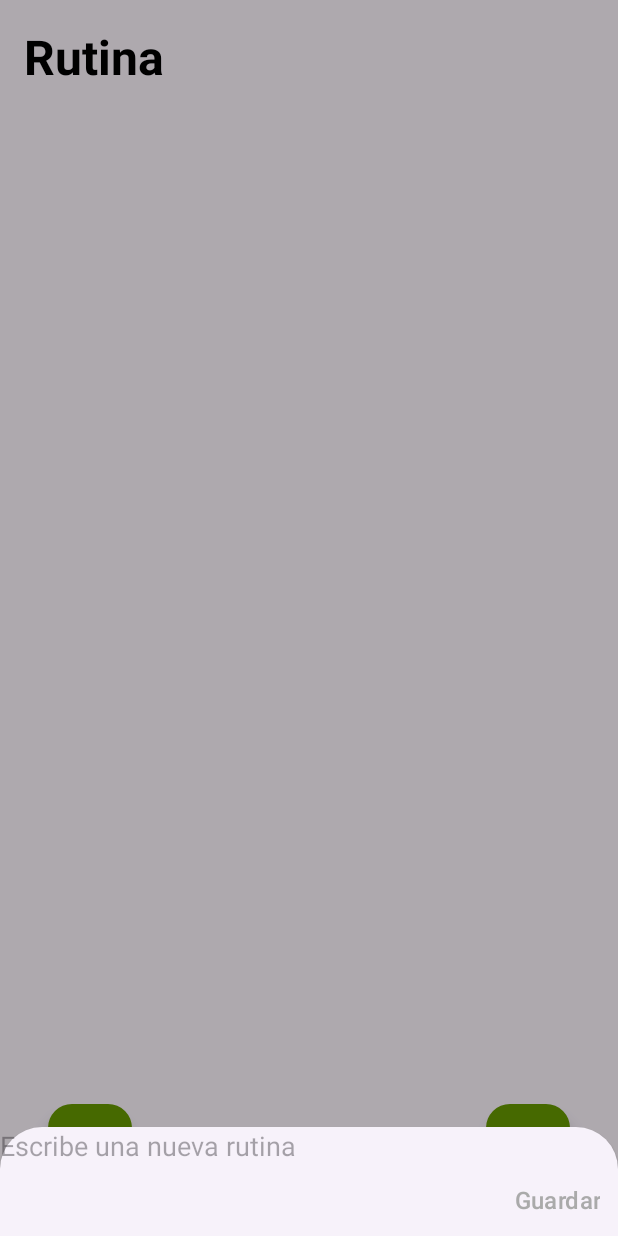
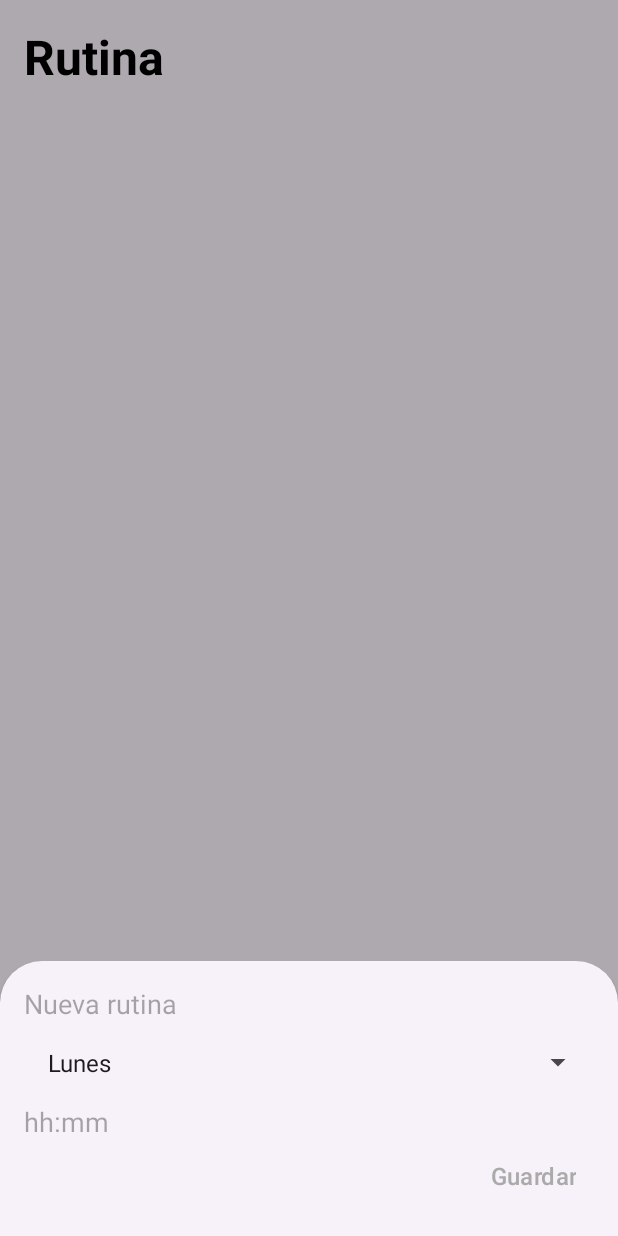
Before and after one commit to AntobioNallez/AplicacionRutinas2, an Android app: the screen it shows after launch (MainActivity), after a tap on an icon or button, on a phone screen of 412 x 824 dp. Run offline under Robolectric (Android 15) with nearby library versions, the phone set to English and light mode, and no system bars; 1 statement that could not run was skipped.

Commit message:
Adicion de hora
Se ha añadido la posibilidad de poner una hora y un dia de la semana esto servira para después establecer las alarmas

```diff
--- a/app/src/main/java/com/example/aplicacionrutinas/BaseDeDatos/BaseDeDatosHandler.java
+++ b/app/src/main/java/com/example/aplicacionrutinas/BaseDeDatos/BaseDeDatosHandler.java
@@ -6,10 +6,13 @@ import android.content.Context;
 import android.database.Cursor;
 import android.database.sqlite.SQLiteDatabase;
 import android.database.sqlite.SQLiteOpenHelper;
+import android.widget.Toast;
 
+import com.example.aplicacionrutinas.AddRutina;
 import com.example.aplicacionrutinas.Modelo.Rutina;
 
 import java.util.ArrayList;
+import java.util.Calendar;
 import java.util.List;
 
 public class BaseDeDatosHandler extends SQLiteOpenHelper {
@@ -51,6 +54,7 @@ public class BaseDeDatosHandler extends SQLiteOpenHelper {
 
     /**
      * Inserta una nueva rutina
+     *
      * @param rutina Rutina nueva a ingresar
      */
     public void insertarRutina(Rutina rutina) {
@@ -64,15 +68,14 @@ public class BaseDeDatosHandler extends SQLiteOpenHelper {
 
     /**
      * Devuelve todas las rutinas
+     *
      * @return List que contiene todas las rutinas
      */
     @SuppressLint("Range")
     public List<Rutina> obtenerRutinas() {
         List<Rutina> rutinas = new ArrayList<>();
-        Cursor cursor = null;
 
-        try {
-            cursor = db.query(RUTINAS_TABLE, null, null, null, null, null, null);
+        try (Cursor cursor = db.query(RUTINAS_TABLE, null, null, null, null, null, null)) {
             if (cursor != null) {
                 if (cursor.moveToFirst()) {
                     do {
@@ -80,13 +83,11 @@ public class BaseDeDatosHandler extends SQLiteOpenHelper {
                         rutina.setId(cursor.getInt(cursor.getColumnIndex(RUTINA_ID)));
                         rutina.setRutina(cursor.getString(cursor.getColumnIndex(RUTINA_NOMBRE)));
                         rutina.setStatus(cursor.getInt(cursor.getColumnIndex(RUTINA_STATUS)));
+                        rutina.setHora(cursor.getString(cursor.getColumnIndex(RUTINA_HORA)));
+                        rutina.setDia(cursor.getString(cursor.getColumnIndex(RUTINA_DIA)));
                         rutinas.add(rutina);
                     } while (cursor.moveToNext());
                 }
-            }
-        } finally {
-            if (cursor != null) {
-                cursor.close();
             }
         }
 
@@ -95,7 +96,8 @@ public class BaseDeDatosHandler extends SQLiteOpenHelper {
 
     /**
      * Actualiza el status de una rutina dado un id
-     * @param id Id de la rutina a modificar
+     *
+     * @param id     Id de la rutina a modificar
      * @param status Nuevo status de la rutina
      */
     public void actualizarStatus(int id, int status) {
@@ -106,10 +108,11 @@ public class BaseDeDatosHandler extends SQLiteOpenHelper {
 
     /**
      * Actualiza una rutina dado un id
-     * @param id Id de la rutina a modificar
+     *
+     * @param id     Id de la rutina a modificar
      * @param rutina Nombre de la rutina
-     * @param hora Hora de la rutina
-     * @param dia Dia de la rutina
+     * @param hora   Hora de la rutina
+     * @param dia    Dia de la rutina
      */
     public void actualizarRutina(int id, String rutina, String hora, String dia) {
         ContentValues values = new ContentValues();
@@ -122,4 +125,5 @@ public class BaseDeDatosHandler extends SQLiteOpenHelper {
     public void eliminarRutina(int id) {
         db.delete(RUTINAS_TABLE, RUTINA_ID + " = ?", new String[]{String.valueOf(id)});
     }
+
 }
--- a/app/src/main/java/com/example/aplicacionrutinas/MainActivity.java
+++ b/app/src/main/java/com/example/aplicacionrutinas/MainActivity.java
@@ -5,10 +5,12 @@ import android.content.DialogInterface;
 import android.content.pm.PackageManager;
 import android.os.Build;
 import android.os.Bundle;
+import android.widget.Spinner;
 
 import androidx.appcompat.app.AppCompatActivity;
 import androidx.core.app.ActivityCompat;
 import androidx.recyclerview.widget.ItemTouchHelper;
+import androidx.recyclerview.widget.LinearLayoutManager;
 import androidx.recyclerview.widget.RecyclerView;
 
 import com.example.aplicacionrutinas.Adaptador.RutinaAdaptador;
@@ -25,6 +27,7 @@ public class MainActivity extends AppCompatActivity implements DialogCloseListen
     private RecyclerView recyclerView;
     private RutinaAdaptador rutinaAdaptador;
     private FloatingActionButton fab, fab2;
+    private Spinner spinner;
 
     private List<Rutina> rutinas;
     private BaseDeDatosHandler db;
@@ -40,6 +43,7 @@ public class MainActivity extends AppCompatActivity implements DialogCloseListen
         rutinas = new ArrayList<>();
 
         recyclerView = findViewById(R.id.rutinaRecyclerView);
+        recyclerView.setLayoutManager(new LinearLayoutManager(this));
         rutinaAdaptador = new RutinaAdaptador(db,this);
         recyclerView.setAdapter(rutinaAdaptador);
 
@@ -52,10 +56,7 @@ public class MainActivity extends AppCompatActivity implements DialogCloseListen
         rutinas = db.obtenerRutinas();
         rutinaAdaptador.setRutinas(rutinas);
 
-        fab.setOnClickListener(view -> AddRutina.newInstance().show(getSupportFragmentManager(), AddRutina.TAG));
-        fab2.setOnClickListener(view -> Notificaciones.lanzarNotificacion(this));
-
-        solicitarPermisosNotificaciones();
+        iniciarElementosYMetodos();
     }
 
     @Override
@@ -64,10 +65,10 @@ public class MainActivity extends AppCompatActivity implements DialogCloseListen
         rutinaAdaptador.setRutinas(rutinas);
     }
 
-    /**
-     * Solicita el permiso de notificaciones
-     */
-    private void solicitarPermisosNotificaciones() {
+    private void iniciarElementosYMetodos() {
+        fab.setOnClickListener(view -> AddRutina.newInstance().show(getSupportFragmentManager(), AddRutina.TAG));
+        fab2.setOnClickListener(view -> Notificaciones.lanzarNotificacion(this));
+
         if (Build.VERSION.SDK_INT >= Build.VERSION_CODES.TIRAMISU) {
             if (checkSelfPermission(Manifest.permission.POST_NOTIFICATIONS) != PackageManager.PERMISSION_GRANTED) {
                 ActivityCompat.requestPermissions(this, new String[]{Manifest.permission.POST_NOTIFICATIONS}, 101);
--- a/app/src/main/java/com/example/aplicacionrutinas/Notificaciones/GestorAlarma.java
+++ b/app/src/main/java/com/example/aplicacionrutinas/Notificaciones/GestorAlarma.java
@@ -9,8 +9,7 @@ import java.util.Calendar;
 
 public class GestorAlarma {
 
-    public static void programarAlarma(Context context) {
-        Calendar calendar = Calendar.getInstance();
+    public static void programarAlarma(Context context, Calendar calendar) {
         long tiempo = calendar.getTimeInMillis() + 10000;
 
         AlarmManager manager = (AlarmManager) context.getSystemService(Context.ALARM_SERVICE);
--- a/app/src/main/res/layout/activity_main.xml
+++ b/app/src/main/res/layout/activity_main.xml
@@ -20,8 +20,7 @@
         android:layout_width="match_parent"
         android:layout_height="wrap_content"
         android:layout_below="@id/rutinaTexto"
-        android:nestedScrollingEnabled="true"
-        app:layoutManager="androidx.recyclerview.widget.GridLayoutManager" />
+        android:nestedScrollingEnabled="true" />
 
     <com.google.android.material.floatingactionbutton.FloatingActionButton
         android:id="@+id/fab"
--- a/app/src/main/res/layout/nueva_rutina.xml
+++ b/app/src/main/res/layout/nueva_rutina.xml
@@ -1,24 +1,45 @@
 <RelativeLayout xmlns:android="http://schemas.android.com/apk/res/android"
     android:layout_width="match_parent"
-    android:layout_height="wrap_content">
+    android:layout_height="wrap_content"
+    android:padding="16dp">
 
     <EditText
         android:id="@+id/nuevoTextoRutina"
         android:layout_width="match_parent"
         android:layout_height="wrap_content"
         android:background="@null"
-        android:textAppearance="@style/TextAppearance.AppCompat.Medium"
-        android:hint="Escribe una nueva rutina" />
+        android:hint="@string/nueva_rutina"
+        android:textAppearance="@style/TextAppearance.AppCompat.Medium" />
+
+    <Spinner
+        android:id="@+id/diaSpinner"
+        android:layout_width="match_parent"
+        android:layout_height="wrap_content"
+        android:layout_below="@+id/nuevoTextoRutina"
+        android:layout_marginTop="8dp"
+        android:padding="8dp" />
+
+    <EditText
+        android:id="@+id/horaEditText"
+        android:layout_width="match_parent"
+        android:layout_height="wrap_content"
+        android:layout_below="@+id/diaSpinner"
+        android:layout_marginTop="8dp"
+        android:background="@null"
+        android:focusable="true"
+        android:hint="@string/pistaHora"
+        android:inputType="time"
+        android:textAppearance="@style/TextAppearance.AppCompat.Medium" />
 
     <Button
         android:id="@+id/botonNuevaRutina"
         android:layout_width="wrap_content"
         android:layout_height="wrap_content"
-        android:layout_below="@+id/nuevoTextoRutina"
+        android:layout_below="@+id/horaEditText"
         android:layout_alignParentEnd="true"
-        android:textSize="16sp"
-        android:text="Guardar"
+        android:background="@android:color/transparent"
+        android:text="@string/guardar"
         android:textAllCaps="false"
-        android:background="@android:color/transparent"
-        android:textColor="@android:color/darker_gray"/>
+        android:textColor="@android:color/darker_gray"
+        android:textSize="16sp" />
 </RelativeLayout>
--- a/app/src/main/res/values/strings.xml
+++ b/app/src/main/res/values/strings.xml
@@ -1,4 +1,7 @@
 <resources>
     <string name="app_name">AplicacionRutinas</string>
     <string name="title_activity_splash_layout">SplashLayout</string>
+    <string name="guardar">Guardar</string>
+    <string name="nueva_rutina">Nueva rutina</string>
+    <string name="pistaHora">hh:mm</string>
 </resources>
```
Also changed, not shown: app/src/main/java/com/example/aplicacionrutinas/AddRutina.java (+50 -7 lines), app/src/main/res/layout/rutina_layout.xml (+10 -1 lines).
